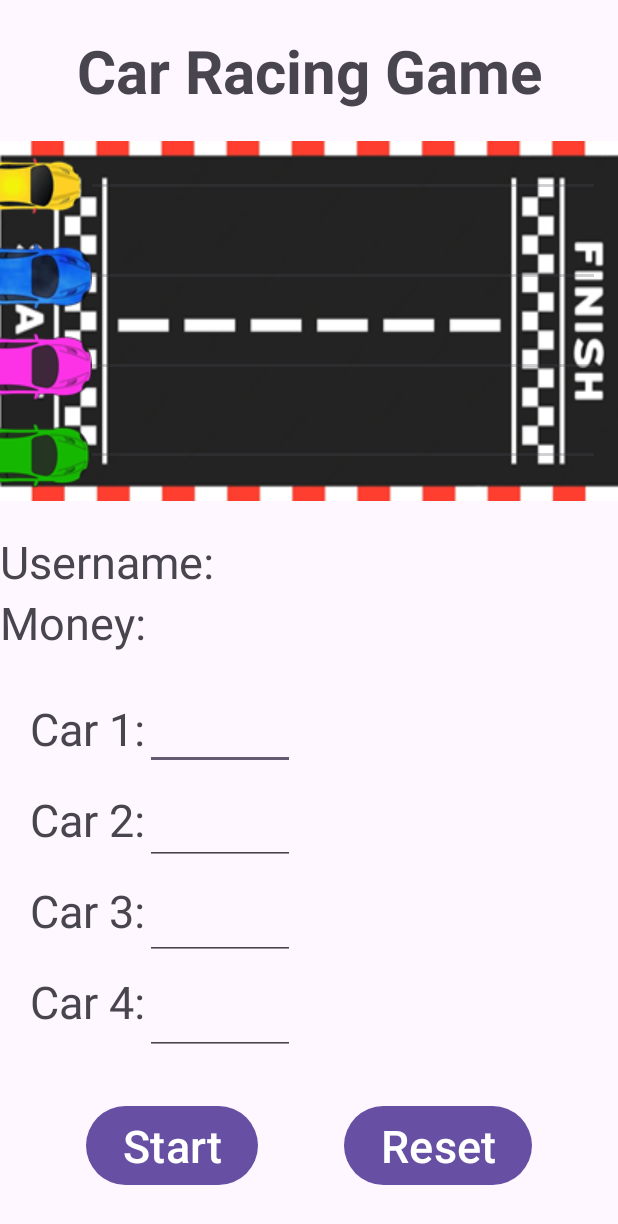
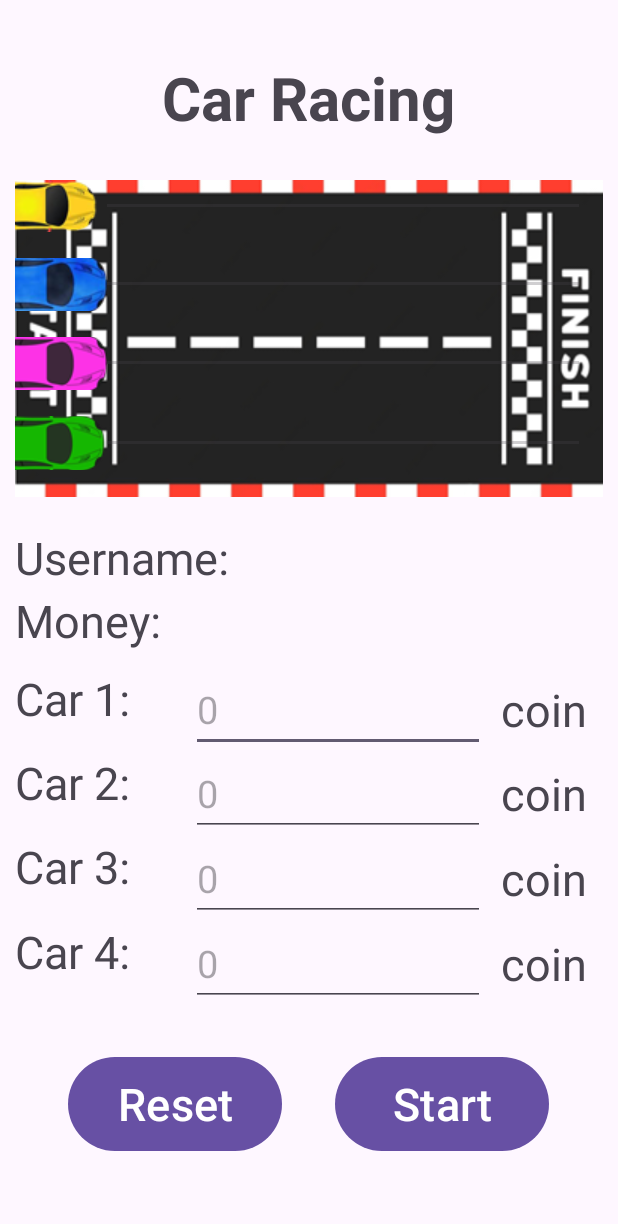
Before and after one commit to KenTheWhale/Android_Car_Racing, an Android app: the layout main_activity.xml on its own in the app's theme, with its tools: preview values and no code run, on a phone screen of 412 x 824 dp. Shown: the top 1224 px of the screen. Run offline under Robolectric (Android 15) with nearby library versions, the light colour scheme and no system bars.

Commit message:
Remake Register

```diff
--- a/app/src/main/res/layout/main_activity.xml
+++ b/app/src/main/res/layout/main_activity.xml
@@ -1,201 +1,282 @@
 <?xml version="1.0" encoding="utf-8"?>
-<RelativeLayout xmlns:android="http://schemas.android.com/apk/res/android"
+<LinearLayout xmlns:android="http://schemas.android.com/apk/res/android"
     xmlns:tools="http://schemas.android.com/tools"
     xmlns:app="http://schemas.android.com/apk/res-auto"
     android:id="@+id/main"
     android:layout_width="match_parent"
     android:layout_height="match_parent"
-    tools:context=".MainActivity">
+    tools:context=".MainActivity"
+    android:orientation="vertical"
+    android:weightSum="10"
+    android:layout_margin="10dp">
     <!-- Race track -->
+    <LinearLayout
+        android:layout_width="match_parent"
+        android:layout_height="0dp"
+        android:layout_weight="1"
+        android:weightSum="10"
+        android:layout_marginTop="20dp"
+        android:orientation="horizontal">
+
+        <View
+            android:layout_width="0dp"
+            android:layout_height="match_parent"
+            android:layout_weight="2"/>
+
         <TextView
-        android:id="@+id/titleTv"
-        android:text="Car Racing Game"
+            android:text="Car Racing"
             android:textSize="40sp"
             android:textStyle="bold"
+            android:layout_width="0dp"
+            android:layout_height="match_parent"
+            android:gravity="center"
+            android:layout_weight="6"/>
+
+        <ImageView
+            android:layout_width="0dp"
+            android:layout_height="match_parent"/>
+
+    </LinearLayout>
+
+    <LinearLayout
+        android:id="@+id/raceTrack"
+        android:layout_width="match_parent"
+        android:layout_height="0dp"
+        android:layout_marginTop="20dp"
+        android:background="@drawable/road"
+        android:layout_weight="3"
+        android:weightSum="24"
+        android:orientation="vertical">
+        <SeekBar
+            android:id="@+id/sb_car_1"
+            android:layout_width="match_parent"
+            android:layout_height="0dp"
+            android:layout_weight="4"
+            android:thumb="@drawable/car_1"/>
+        <View
+            android:layout_width="match_parent"
+            android:layout_height="0dp"
+            android:layout_weight="2"/>
+        <SeekBar
+            android:id="@+id/sb_car_2"
+            android:layout_width="match_parent"
+            android:layout_height="0dp"
+            android:layout_weight="4"
+            android:thumb="@drawable/car_2"
+            app:layout_constraintTop_toBottomOf="@id/sb_car_1"
+            app:layout_constraintStart_toStartOf="parent"/>
+        <View
+            android:layout_width="match_parent"
+            android:layout_height="0dp"
+            android:layout_weight="2"/>
+        <SeekBar
+            android:id="@+id/sb_car_3"
+            android:layout_width="match_parent"
+            android:layout_height="0dp"
+            android:layout_weight="4"
+            android:thumb="@drawable/car_3"
+            app:layout_constraintTop_toBottomOf="@id/sb_car_2"
+            app:layout_constraintStart_toStartOf="parent"/>
+        <View
+            android:layout_width="match_parent"
+            android:layout_height="0dp"
+            android:layout_weight="2"/>
+        <SeekBar
+            android:id="@+id/sb_car_4"
+            android:layout_width="match_parent"
+            android:layout_height="0dp"
+            android:layout_weight="4"
+            android:thumb="@drawable/car_4"
+            app:layout_constraintTop_toBottomOf="@id/sb_car_3"
+            app:layout_constraintStart_toStartOf="parent"/>
+    </LinearLayout>
+
+    <LinearLayout
         android:layout_marginTop="20dp"
         android:layout_width="match_parent"
-        android:layout_height="wrap_content"
-        android:gravity="center"/>
-    <androidx.constraintlayout.widget.ConstraintLayout
-        android:id="@+id/raceTrack"
+        android:layout_height="0dp"
+        android:orientation="vertical"
+        android:weightSum="10"
+        android:layout_weight="1.2">
+        <TextView
+            android:id="@+id/tv_username"
+            android:text="Username:"
+            android:textSize="30sp"
             android:layout_width="match_parent"
-        android:layout_height="wrap_content"
-        android:layout_marginTop="20dp"
-        android:background="@drawable/road"
-        android:layout_below="@id/titleTv">
-        <SeekBar
-            android:id="@+id/seekBarCar1"
+            android:layout_height="0dp"
+            android:layout_weight="5"/>
+        <TextView
+            android:id="@+id/tv_money"
+            android:text="Money:"
+            android:textSize="30sp"
             android:layout_width="match_parent"
-            android:layout_height="60dp"
-            android:thumb="@drawable/car_1"
-            app:layout_constraintTop_toTopOf="parent"
-            app:layout_constraintStart_toStartOf="parent" />
-        <SeekBar
-            android:id="@+id/seekBarCar2"
+            android:layout_height="0dp"
+            android:layout_weight="5"/>
+
+    </LinearLayout>
+    <!-- Betting -->
+    <LinearLayout
         android:layout_width="match_parent"
-            android:layout_height="60dp"
-            android:thumb="@drawable/car_2"
-            app:layout_constraintTop_toBottomOf="@id/seekBarCar1"
-            app:layout_constraintStart_toStartOf="parent"/>
-        <SeekBar
-            android:id="@+id/seekBarCar3"
+        android:layout_height="0dp"
+        android:layout_weight="0.8"
+        android:orientation="horizontal"
+        android:weightSum="10"
+        android:layout_marginTop="10dp">
+        <TextView
+            android:layout_width="0dp"
+            android:layout_height="match_parent"
+            android:layout_weight="3"
+            android:text="Car 1:"
+            android:textSize="30sp"/>
+        <EditText
+            android:id="@+id/et_car_1"
+            android:inputType="number"
+            android:textSize="25sp"
+            android:layout_width="0dp"
+            android:layout_height="match_parent"
+            android:hint="0"
+            android:layout_weight="5"/>
+        <TextView
+            android:layout_width="0dp"
+            android:layout_height="match_parent"
+            android:layout_weight="2"
+            android:gravity="center"
+            android:text="coin"
+            android:textSize="30sp"/>
+
+
+    </LinearLayout>
+
+    <LinearLayout
         android:layout_width="match_parent"
-            android:layout_height="60dp"
-            android:thumb="@drawable/car_3"
-            app:layout_constraintTop_toBottomOf="@id/seekBarCar2"
-            app:layout_constraintStart_toStartOf="parent"/>
-        <SeekBar
-            android:id="@+id/seekBarCar4"
+        android:layout_height="0dp"
+        android:layout_weight="0.8"
+        android:orientation="horizontal"
+        android:weightSum="10">
+        <TextView
+            android:layout_width="0dp"
+            android:layout_height="match_parent"
+            android:layout_weight="3"
+            android:text="Car 2:"
+            android:textSize="30sp"/>
+        <EditText
+            android:id="@+id/et_car_2"
+            android:inputType="number"
+            android:textSize="25sp"
+            android:layout_width="0dp"
+            android:layout_height="match_parent"
+            android:hint="0"
+            android:layout_weight="5"/>
+        <TextView
+            android:layout_width="0dp"
+            android:layout_height="match_parent"
+            android:layout_weight="2"
+            android:gravity="center"
+            android:text="coin"
+            android:textSize="30sp"/>
+
+
+    </LinearLayout>
+
+    <LinearLayout
         android:layout_width="match_parent"
-            android:layout_height="60dp"
-            android:thumb="@drawable/car_4"
-            app:layout_constraintTop_toBottomOf="@id/seekBarCar3"
-            app:layout_constraintStart_toStartOf="parent"/>
-    </androidx.constraintlayout.widget.ConstraintLayout>
-    <androidx.constraintlayout.widget.ConstraintLayout
-        android:id="@+id/userInfo"
-        android:layout_marginTop="20dp"
+        android:layout_height="0dp"
+        android:layout_weight="0.8"
+        android:orientation="horizontal"
+        android:weightSum="10">
+        <TextView
+            android:layout_width="0dp"
+            android:layout_height="match_parent"
+            android:layout_weight="3"
+            android:text="Car 3:"
+            android:textSize="30sp"/>
+        <EditText
+            android:id="@+id/et_car_3"
+            android:inputType="number"
+            android:textSize="25sp"
+            android:layout_width="0dp"
+            android:layout_height="match_parent"
+            android:hint="0"
+            android:layout_weight="5"/>
+        <TextView
+            android:layout_width="0dp"
+            android:layout_height="match_parent"
+            android:layout_weight="2"
+            android:gravity="center"
+            android:text="coin"
+            android:textSize="30sp"/>
+
+
+    </LinearLayout>
+
+    <LinearLayout
         android:layout_width="match_parent"
-        android:layout_height="wrap_content"
-        android:layout_below="@id/raceTrack">
+        android:layout_height="0dp"
+        android:layout_weight="0.8"
+        android:orientation="horizontal"
+        android:weightSum="10">
         <TextView
-            android:id="@+id/usernameView"
-            android:text="Username: "
+            android:layout_width="0dp"
+            android:layout_height="match_parent"
+            android:layout_weight="3"
+            android:text="Car 4:"
+            android:textSize="30sp"/>
+        <EditText
+            android:id="@+id/et_car_4"
+            android:inputType="number"
+            android:textSize="25sp"
+            android:layout_width="0dp"
+            android:layout_height="match_parent"
+            android:hint="0"
+            android:layout_weight="5"/>
+        <TextView
+            android:layout_width="0dp"
+            android:layout_height="match_parent"
+            android:layout_weight="2"
+            android:gravity="center"
+            android:text="coin"
+            android:textSize="30sp"/>
+
+
+    </LinearLayout>
+
+    <LinearLayout
+        android:layout_width="match_parent"
+        android:layout_height="0dp"
+        android:layout_weight="1"
+        android:orientation="horizontal"
+        android:weightSum="11"
+        android:layout_marginTop="30dp">
+
+        <View
+            android:layout_width="0dp"
+            android:layout_height="match_parent"
+            android:layout_weight="1"/>
+
+        <Button
+            android:id="@+id/btn_reset"
+            android:text="Reset"
             android:textSize="30sp"
-            android:layout_width="wrap_content"
-            android:layout_height="wrap_content"
-            app:layout_constraintStart_toStartOf="parent"
-            app:layout_constraintTop_toTopOf="parent"/>
-        <TextView
-            android:id="@+id/userName"
-            android:textSize="30sp"
-            android:layout_width="wrap_content"
-            android:layout_height="wrap_content"
-            app:layout_constraintStart_toEndOf="@id/usernameView"
-            app:layout_constraintTop_toTopOf="parent"/>
-        <TextView
-            android:id="@+id/moneyView"
-            android:text="Money: "
-            android:textSize="30sp"
-            android:layout_width="wrap_content"
-            android:layout_height="wrap_content"
-            app:layout_constraintStart_toStartOf="parent"
-            app:layout_constraintTop_toBottomOf="@id/usernameView"/>
-        <TextView
-            android:id="@+id/money"
-            android:textSize="30sp"
-            android:layout_width="wrap_content"
-            android:layout_height="wrap_content"
-            app:layout_constraintStart_toEndOf="@id/moneyView"
-            app:layout_constraintTop_toBottomOf="@id/userName"/>
-    </androidx.constraintlayout.widget.ConstraintLayout>
-    <!-- Betting -->
-    <androidx.constraintlayout.widget.ConstraintLayout
-        android:id="@+id/bettingService"
-        android:layout_width="match_parent"
-        android:layout_height="wrap_content"
-        android:layout_marginTop="30dp"
-        android:layout_marginStart="20dp"
-        android:layout_below="@id/userInfo">
-        <TextView
-            android:id="@+id/car1View"
-            android:layout_width="wrap_content"
-            android:layout_height="wrap_content"
-            android:text="Car 1:"
-            android:textSize="30sp"
-            app:layout_constraintEnd_toStartOf="@id/car1Text"
-            app:layout_constraintStart_toStartOf="parent"
-            app:layout_constraintTop_toTopOf="parent" />
-        <EditText
-            android:id="@+id/car1Text"
-            android:inputType="number"
-            android:textSize="20sp"
-            android:layout_width="100dp"
-            android:layout_height="wrap_content"
-            app:layout_constraintTop_toTopOf="parent"
-            app:layout_constraintStart_toEndOf="@id/car1View"/>
-        <TextView
-            android:id="@+id/car2View"
-            android:layout_width="wrap_content"
-            android:layout_height="wrap_content"
-            android:layout_marginTop="20dp"
-            android:text="Car 2:"
-            android:textSize="30sp"
-            app:layout_constraintEnd_toStartOf="@id/car2Text"
-            app:layout_constraintStart_toStartOf="parent"
-            app:layout_constraintTop_toBottomOf="@id/car1View" />
-        <EditText
-            android:id="@+id/car2Text"
-            android:textSize="20sp"
-            android:inputType="number"
-            android:layout_marginTop="15dp"
-            android:layout_width="100dp"
-            android:layout_height="wrap_content"
-            app:layout_constraintTop_toBottomOf="@id/car1Text"
-            app:layout_constraintStart_toEndOf="@id/car2View"/>
-        <TextView
-            android:id="@+id/car3View"
-            android:layout_width="wrap_content"
-            android:layout_height="wrap_content"
-            android:layout_marginTop="20dp"
-            android:text="Car 3:"
-            android:textSize="30sp"
-            app:layout_constraintEnd_toStartOf="@id/car3Text"
-            app:layout_constraintStart_toStartOf="parent"
-            app:layout_constraintTop_toBottomOf="@id/car2View" />
-        <EditText
-            android:id="@+id/car3Text"
-            android:textSize="20sp"
-            android:inputType="number"
-            android:layout_marginTop="15dp"
-            android:layout_width="100dp"
-            android:layout_height="wrap_content"
-            app:layout_constraintTop_toBottomOf="@id/car2Text"
-            app:layout_constraintStart_toEndOf="@id/car3View"/>
-        <TextView
-            android:id="@+id/car4View"
-            android:layout_width="wrap_content"
-            android:layout_height="wrap_content"
-            android:layout_marginTop="20dp"
-            android:text="Car 4:"
-            android:textSize="30sp"
-            app:layout_constraintEnd_toStartOf="@id/car4Text"
-            app:layout_constraintStart_toStartOf="parent"
-            app:layout_constraintTop_toBottomOf="@id/car3View" />
-        <EditText
-            android:id="@+id/car4Text"
-            android:textSize="20sp"
-            android:inputType="number"
-            android:layout_marginTop="15dp"
-            android:layout_width="100dp"
-            android:layout_height="wrap_content"
-            app:layout_constraintTop_toBottomOf="@id/car3Text"
-            app:layout_constraintStart_toEndOf="@id/car4View"/>
-    </androidx.constraintlayout.widget.ConstraintLayout>
-    <androidx.constraintlayout.widget.ConstraintLayout
-        android:id="@+id/buttonPanel"
-        android:layout_width="match_parent"
-        android:layout_height="wrap_content"
-        android:layout_marginTop="30dp"
-        android:layout_below="@id/bettingService">
+            android:layout_width="0dp"
+            android:layout_height="match_parent"
+            android:layout_weight="4"/>
+
+        <View
+            android:layout_width="0dp"
+            android:layout_height="match_parent"
+            android:layout_weight="1"/>
+
         <Button
-            android:id="@+id/startRaceButton"
+            android:id="@+id/btn_start"
             android:text="Start"
             android:textSize="30sp"
-            android:layout_width="wrap_content"
-            android:layout_height="wrap_content"
-            app:layout_constraintTop_toTopOf="parent"
-            app:layout_constraintStart_toStartOf="parent"
-            app:layout_constraintEnd_toStartOf="@id/resetRaceButton"
-            />
-        <Button
-            android:id="@+id/resetRaceButton"
-            android:text="Reset"
-            android:textSize="30sp"
-            android:layout_width="wrap_content"
-            android:layout_height="wrap_content"
-            app:layout_constraintTop_toTopOf="parent"
-            app:layout_constraintStart_toEndOf="@id/startRaceButton"
-            app:layout_constraintEnd_toEndOf="parent"/>
-    </androidx.constraintlayout.widget.ConstraintLayout>
-</RelativeLayout>
+            android:layout_width="0dp"
+            android:layout_height="match_parent"
+            android:layout_weight="4" />
+
+        <View
+            android:layout_width="0dp"
+            android:layout_height="match_parent"
+            android:layout_weight="1"/>
+    </LinearLayout>
+</LinearLayout>
--- a/app/src/main/res/layout/register_activity.xml
+++ b/app/src/main/res/layout/register_activity.xml
@@ -6,7 +6,8 @@
     android:background="@drawable/login"
     android:orientation="vertical"
     android:weightSum="10"
-    tools:context=".RegisterActivity">
+    tools:context=".RegisterActivity"
+    android:padding="10dp">
 
     <ImageView
         android:layout_marginTop="40dp"
```
Also changed, not shown: app/src/main/res/drawable/setting.png (added). Lines whose indentation alone changed are shown as unchanged.
